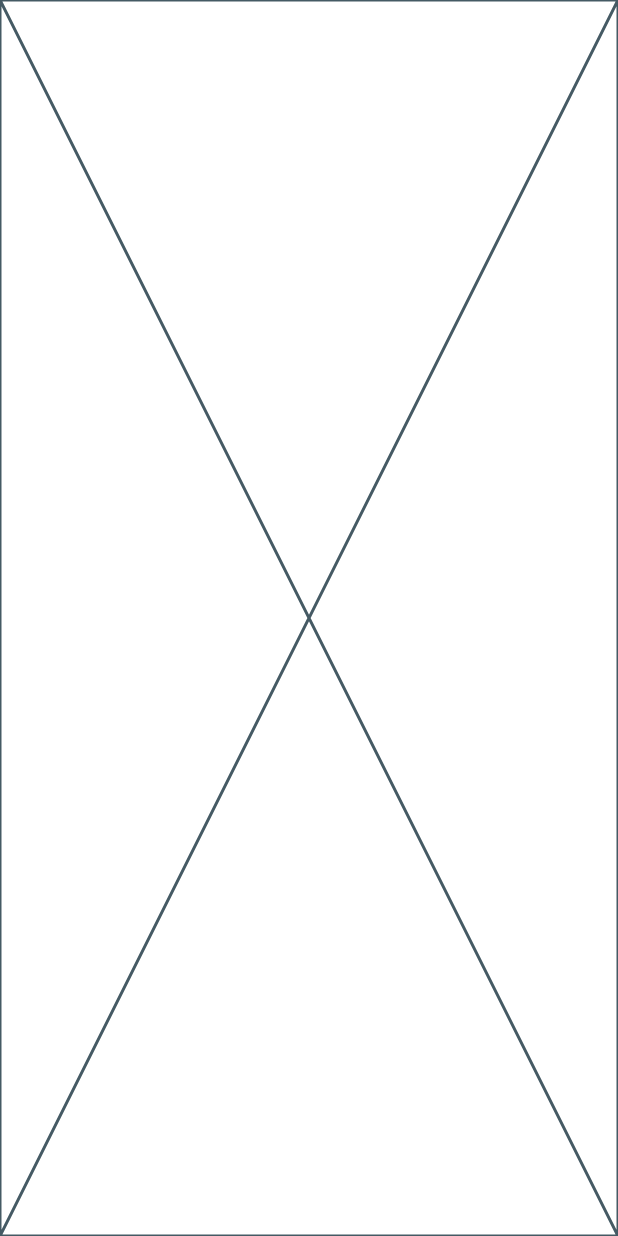
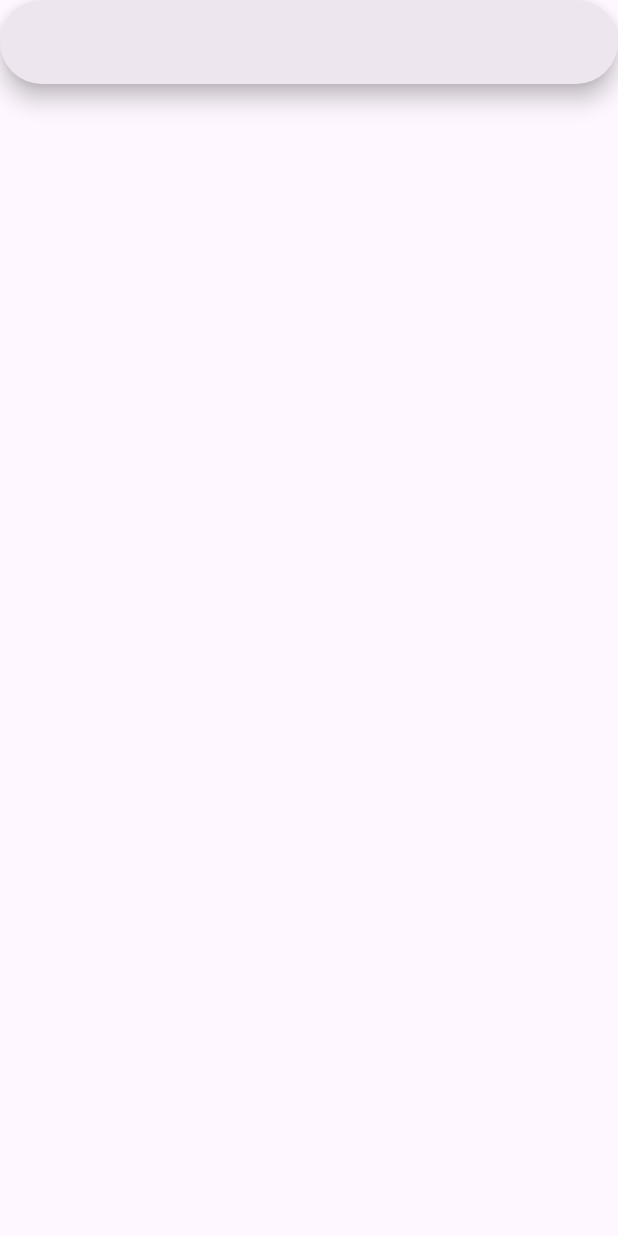
Before and after one commit to Osas-Solo/WeatherApp, a Flutter app: the screen it shows after launch, on a phone screen of 412 x 824 dp. Run offline on Flutter 3.47's test engine with Material 3 defaults, Android fonts, the phone set to English and light mode, and no system bars.

```diff
--- /dev/null
+++ b/weather_app/lib/Constants/strings.dart
@@ -0,0 +1,3 @@
+class Strings {
+  static final enterCityName = 'Enter city name';
+}
--- a/weather_app/lib/Screens/WeatherScreen.dart
+++ b/weather_app/lib/Screens/WeatherScreen.dart
@@ -8,8 +8,20 @@ class WeatherScreen extends StatefulWidget {
 }
 
 class _WeatherScreenState extends State<WeatherScreen> {
+  TextEditingController _cityController = new TextEditingController();
+
   @override
   Widget build(BuildContext context) {
-    return const Placeholder();
+    return Scaffold(
+      body: Container(
+        child: ListView(
+          children: [
+            SearchBar(
+              controller: _cityController,
+            ),
+          ],
+        ),
+      ),
+    );
   }
 }
```
